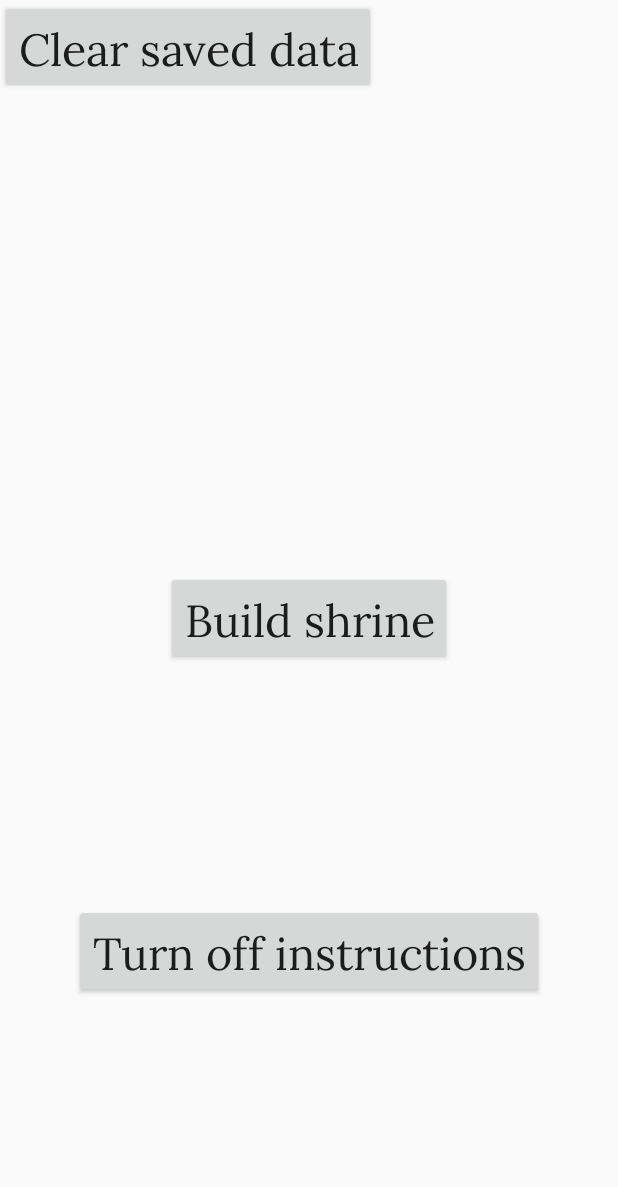
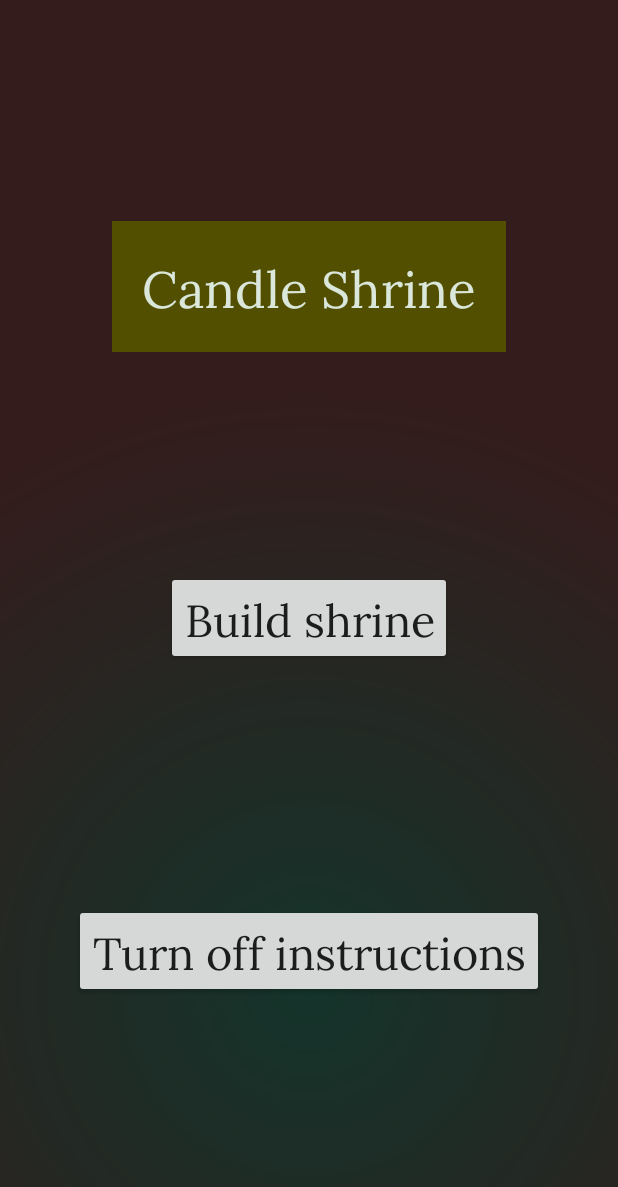
Before and after one commit to KevinCHiggins/CandleShrine, an Android app: the screen it shows after launch (MainMenuActivity), on a phone screen of 412 x 824 dp. Shown: the top 1187 px of the screen. Run offline under Robolectric (Android 15) with nearby library versions, the light colour scheme and no system bars; libraries missing offline, so code that uses them is left out: io.paperdb; 5 statements that could not run were skipped.

Commit message:
Style updates, moved libraries

```diff
--- a/app/src/main/java/com/example/candleshrine/AlphaMovieView.java
+++ b/app/src/main/java/com/alphamovie/lib/AlphaMovieView.java
@@ -14,7 +14,7 @@
  * limitations under the License.
  */
 
-package com.example.candleshrine;
+package com.alphamovie.lib;
 
 import android.annotation.SuppressLint;
 import android.annotation.TargetApi;
@@ -28,6 +28,8 @@ import android.net.Uri;
 import android.util.AttributeSet;
 import android.util.Log;
 import android.view.Surface;
+
+import com.example.candleshrine.R;
 
 import java.io.FileDescriptor;
 import java.io.IOException;
--- a/app/src/main/java/com/example/candleshrine/GLTextureView.java
+++ b/app/src/main/java/com/alphamovie/lib/GLTextureView.java
@@ -14,7 +14,7 @@
  * limitations under the License.
  */
 
-package com.example.candleshrine;
+package com.alphamovie.lib;
 
 import android.content.Context;
 import android.graphics.SurfaceTexture;
--- a/app/src/main/java/com/example/candleshrine/VideoRenderer.java
+++ b/app/src/main/java/com/alphamovie/lib/VideoRenderer.java
@@ -14,7 +14,7 @@
  * limitations under the License.
  */
 
-package com.example.candleshrine;
+package com.alphamovie.lib;
 
 import android.graphics.Color;
 import android.graphics.SurfaceTexture;
--- a/app/src/main/java/com/example/candleshrine/FullscreenShrineActivity.kt
+++ b/app/src/main/java/com/example/candleshrine/FullscreenShrineActivity.kt
@@ -319,7 +319,7 @@ class FullscreenShrineActivity : AppCompatActivity(), TimeAnimator.TimeListener
         //blurView.onResume()
     }
     override fun onTimeUpdate(animation: TimeAnimator?, totalTime: Long, deltaTime: Long) {
-        val result = 0f + (noiseOctave1.sampleAt(totalTime)*64f) + (noiseOctave2.sampleAt(totalTime)*64f) + (noiseOctave3.sampleAt(totalTime)*128f)
+        val result = (noiseOctave1.sampleAt(totalTime)*64f) + (noiseOctave2.sampleAt(totalTime)*64f) + (noiseOctave3.sampleAt(totalTime)*128f)
         styleLitDisplayFullscreenShrine.imageAlpha = result.toInt()
         Log.d(TAG, "Alpha is: " + result)
         //thicknessView.onTimeUpdate(animation, totalTime, deltaTime)
--- a/app/src/main/java/com/example/candleshrine/MainMenuActivity.kt
+++ b/app/src/main/java/com/example/candleshrine/MainMenuActivity.kt
@@ -110,10 +110,13 @@ class MainMenuActivity : AppCompatActivity() {
         else {
             setContentView(R.layout.activity_main_menu_no_shrine)
             Log.d(TAG, "Created no-shrine main menu")
+            /*
             debugClearNoShrine.setOnClickListener {
                 debugClearDatabase()
                 recreate()
             }
+
+             */
             buildShrineButton.setOnClickListener {
                 val selectStyle = Intent()
                 selectStyle.setComponent(ComponentName(this, getString(R.string.app_fullname).plus(".SelectStyleActivity")))
--- a/app/src/main/java/com/example/candleshrine/SmoothNoise.kt
+++ b/app/src/main/java/com/example/candleshrine/SmoothNoise.kt
@@ -59,8 +59,13 @@ class SmoothNoise(_wavelength: Int) {
             Log.d(TAG, "Shifted one wavelength, new vals " + previousVal + " " + latestVal)
         }
         val linear: Float
+        // create a float value between 0 and 1 (representing previous point and latest point)
+        // for t, the sampling position
         val t = ((x - previousPoint) / wavelength.toFloat())
+        // remap T with a SmoothStep formula so that it changes more slowly at the start and end
         val remappedT = t * t * (3 - 2 * t)
+        // linearly interpolate between the two given noise values using remappedT as the
+        // position
         linear = lerp(previousVal, latestVal, remappedT)
 
         //test
--- /dev/null
+++ b/app/src/main/res/drawable/gradient.xml
@@ -0,0 +1,14 @@
+<?xml version="1.0" encoding="utf-8"?>
+<shape xmlns:android="http://schemas.android.com/apk/res/android">
+
+    <gradient
+        android:angle="45"
+        android:gradientRadius="400dp"
+        android:centerY="0.8"
+        android:endColor="@color/darkPurple"
+        android:startColor="@color/darkGreen"
+        android:type="radial" />
+
+    <corners
+        android:radius="0dp"/>
+</shape>
--- a/app/src/main/res/layout/activity_fullscreen_shrine_higher.xml
+++ b/app/src/main/res/layout/activity_fullscreen_shrine_higher.xml
@@ -62,7 +62,7 @@
 
             android:id = "@+id/candleHolderFullscreenShrine">
 
-            <com.example.candleshrine.AlphaMovieView
+            <com.alphamovie.lib.AlphaMovieView
                 android:id="@+id/flameView"
                 android:layout_width="80dp"
                 android:layout_height="110dp"
--- a/app/src/main/res/layout/activity_fullscreen_shrine_lower_70.xml
+++ b/app/src/main/res/layout/activity_fullscreen_shrine_lower_70.xml
@@ -62,7 +62,7 @@
             android:id = "@+id/candleHolderFullscreenShrine">
 
 
-            <com.example.candleshrine.AlphaMovieView
+            <com.alphamovie.lib.AlphaMovieView
                 android:id="@+id/flameView"
                 android:layout_width="80dp"
                 android:layout_height="110dp"
--- a/app/src/main/res/layout/activity_fullscreen_shrine_lower_71.xml
+++ b/app/src/main/res/layout/activity_fullscreen_shrine_lower_71.xml
@@ -62,7 +62,7 @@
             android:id = "@+id/candleHolderFullscreenShrine">
 
 
-            <com.example.candleshrine.AlphaMovieView
+            <com.alphamovie.lib.AlphaMovieView
                 android:id="@+id/flameView"
                 android:layout_width="80dp"
                 android:layout_height="110dp"
--- a/app/src/main/res/layout/activity_fullscreen_shrine_lower_72.xml
+++ b/app/src/main/res/layout/activity_fullscreen_shrine_lower_72.xml
@@ -61,7 +61,7 @@
 
             android:id = "@+id/candleHolderFullscreenShrine">
 
-            <com.example.candleshrine.AlphaMovieView
+            <com.alphamovie.lib.AlphaMovieView
                 android:id="@+id/flameView"
                 android:layout_width="80dp"
                 android:layout_height="110dp"
--- a/app/src/main/res/layout/activity_fullscreen_shrine_lower_76.xml
+++ b/app/src/main/res/layout/activity_fullscreen_shrine_lower_76.xml
@@ -62,7 +62,7 @@
             android:id = "@+id/candleHolderFullscreenShrine">
 
 
-            <com.example.candleshrine.AlphaMovieView
+            <com.alphamovie.lib.AlphaMovieView
                 android:id="@+id/flameView"
                 android:layout_width="80dp"
                 android:layout_height="110dp"
--- a/app/src/main/res/layout/activity_fullscreen_shrine_lower_77.xml
+++ b/app/src/main/res/layout/activity_fullscreen_shrine_lower_77.xml
@@ -62,7 +62,7 @@
             android:id = "@+id/candleHolderFullscreenShrine">
 
 
-            <com.example.candleshrine.AlphaMovieView
+            <com.alphamovie.lib.AlphaMovieView
                 android:id="@+id/flameView"
                 android:layout_width="80dp"
                 android:layout_height="110dp"
--- a/app/src/main/res/layout/activity_fullscreen_shrine_lower_78.xml
+++ b/app/src/main/res/layout/activity_fullscreen_shrine_lower_78.xml
@@ -62,7 +62,7 @@
             android:id = "@+id/candleHolderFullscreenShrine">
 
 
-            <com.example.candleshrine.AlphaMovieView
+            <com.alphamovie.lib.AlphaMovieView
                 android:id="@+id/flameView"
                 android:layout_width="80dp"
                 android:layout_height="110dp"
--- a/app/src/main/res/layout/activity_main_menu.xml
+++ b/app/src/main/res/layout/activity_main_menu.xml
@@ -4,6 +4,7 @@
     xmlns:tools="http://schemas.android.com/tools"
     android:layout_width="match_parent"
     android:layout_height="match_parent"
+    android:background="@drawable/gradient"
 
     tools:context=".MainMenuActivity">
     <Button
--- a/app/src/main/res/layout/activity_main_menu_no_shrine.xml
+++ b/app/src/main/res/layout/activity_main_menu_no_shrine.xml
@@ -4,15 +4,19 @@
     xmlns:tools="http://schemas.android.com/tools"
     android:layout_width="match_parent"
     android:layout_height="match_parent"
-    tools:context=".MainMenuActivity">
-    <Button
-        android:id="@+id/debugClearNoShrine"
-        android:text="Clear saved data"
+    tools:context=".MainMenuActivity"
+    android:background="@drawable/gradient">
+    <TextView
         android:layout_width="wrap_content"
         android:layout_height="wrap_content"
-
+        app:layout_constraintBottom_toBottomOf="parent"
+        app:layout_constraintRight_toRightOf="parent"
         app:layout_constraintLeft_toLeftOf="parent"
-        app:layout_constraintTop_toTopOf="parent" />
+        app:layout_constraintTop_toTopOf="parent"
+        app:layout_constraintVertical_bias="0.2"
+        android:text="Candle Shrine"
+        style="@style/Title"
+        />
     <Button
         android:id="@+id/instructions"
         android:text="Turn off instructions"
--- a/app/src/main/res/values/colors.xml
+++ b/app/src/main/res/values/colors.xml
@@ -3,4 +3,10 @@
     <color name="colorPrimary">#6200EE</color>
     <color name="colorPrimaryDark">#3700B3</color>
     <color name="colorAccent">#03DAC5</color>
+    <color name="darkGreen">#14342B</color>
+    <color name="bronze">#525000</color>
+
+    <color name="offWhite">#DAE7DA</color>
+    <color name="darkPurple">#341C1C</color>
+    <color name="purple">#8F3985</color>
 </resources>
--- a/app/src/main/res/values/styles.xml
+++ b/app/src/main/res/values/styles.xml
@@ -6,6 +6,16 @@
         <item name="colorPrimaryDark">@color/colorPrimaryDark</item>
         <item name="colorAccent">@color/colorAccent</item>
         <item name="buttonStyle">@style/Buttons</item>
+        <item name="titleTextStyle">@style/Title</item>
+    </style>
+    <style name="Title" parent="Widget.AppCompat.TextView">
+        <item name="fontFamily">@font/lora</item>
+
+        <item name="textAllCaps">false</item>
+        <item name="android:textSize">34sp</item>
+        <item name="android:background">@color/bronze</item>
+        <item name="android:textColor">@color/offWhite</item>
+        <item name="android:padding">20dp</item>
     </style>
     <style name="Buttons" parent="Widget.AppCompat.Button">
         <item name="fontFamily">@font/lora</item>
```
Also changed, not shown: app/src/main/AndroidManifest.xml (+8 -8 lines).
